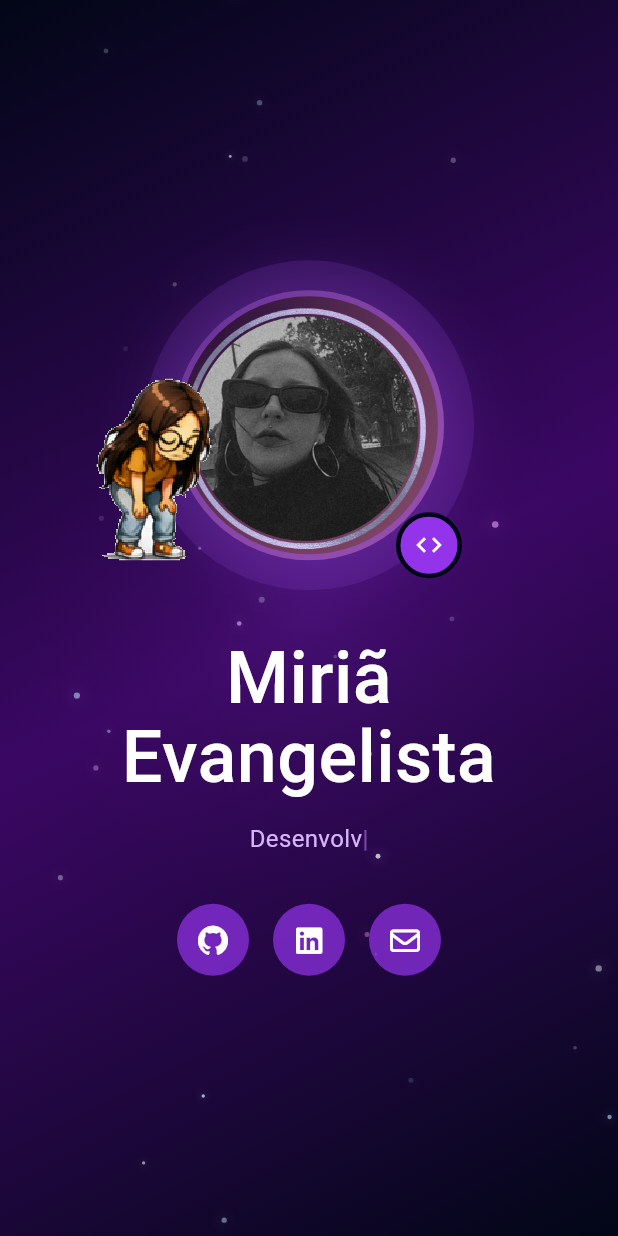
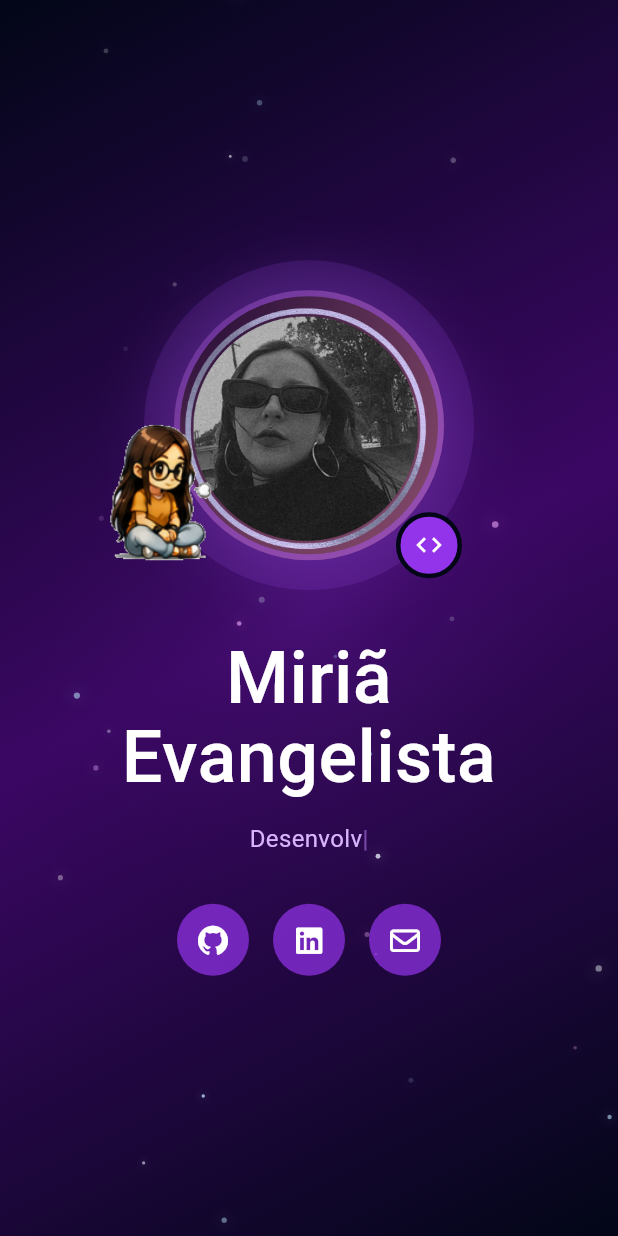
Before and after one commit to nebulosaorion/Portfolio, a Flutter app: the screen it shows after launch, after a tap on an icon or button, on a phone screen of 412 x 824 dp. Run offline on Flutter 3.47's test engine with Material 3 defaults, Android fonts, the phone set to English and light mode, and no system bars; our stand-ins replace flutter_svg, font_awesome_flutter, google_fonts; network calls fail.

Commit message:
Atualização

```diff
--- a/lib/widgets/sprite_personagem.dart
+++ b/lib/widgets/sprite_personagem.dart
@@ -4,13 +4,9 @@ import 'dart:ui' as ui;
 import 'package:flutter/material.dart';
 import 'package:flutter/services.dart';
 
-enum _Fase { aguardando, entrando, empurrando, apoiando }
+enum _Fase { aguardando, entrando, empurrando, agachando, apoiando }
 
-// Rects de origem na spritesheet reempacotada.
-// Mapeamento usado:
-// - linha 0: caminhada
-// - linha 2: empurrando
-// - linha 3: repouso/ofegante
+// linha 0: caminhada
 const List<Rect> _framesAndar = [
   Rect.fromLTWH(63, 70, 97, 154),
   Rect.fromLTWH(295, 68, 82, 156),
@@ -22,6 +18,7 @@ const List<Rect> _framesAndar = [
   Rect.fromLTWH(1638, 66, 83, 158),
 ];
 
+// linha 1: empurrando
 const List<Rect> _framesEmpurrar = [
   Rect.fromLTWH(44, 318, 136, 130),
   Rect.fromLTWH(270, 318, 132, 130),
@@ -33,7 +30,29 @@ const List<Rect> _framesEmpurrar = [
   Rect.fromLTWH(1617, 317, 126, 131),
 ];
 
-const Rect _frameIdle = Rect.fromLTWH(967, 544, 81, 128);
+// linha 2: agachando
+const List<Rect> _framesAgachar = [
+  Rect.fromLTWH(75, 557, 73, 115),
+  Rect.fromLTWH(294, 545, 84, 127),
+  Rect.fromLTWH(518, 552, 84, 120),
+  Rect.fromLTWH(743, 561, 81, 111),
+  Rect.fromLTWH(967, 544, 81, 128),
+  Rect.fromLTWH(1191, 545, 82, 127),
+  Rect.fromLTWH(1413, 556, 85, 116),
+  Rect.fromLTWH(1639, 560, 81, 112),
+];
+
+// linha 3: repouso (loop)
+const List<Rect> _framesApoio = [
+  Rect.fromLTWH(73, 786, 77, 110),
+  Rect.fromLTWH(295, 777, 82, 118),
+  Rect.fromLTWH(517, 781, 86, 115),
+  Rect.fromLTWH(744, 784, 79, 111),
+  Rect.fromLTWH(966, 775, 83, 121),
+  Rect.fromLTWH(1190, 776, 83, 120),
+  Rect.fromLTWH(1413, 782, 86, 114),
+  Rect.fromLTWH(1640, 784, 80, 112),
+];
 
 class SpritePersonagem extends StatefulWidget {
   final GlobalKey avatarKey;
@@ -56,11 +75,8 @@ class _EstadoSpritePersonagem extends State<SpritePersonagem>
   ui.Image? _imagem;
   _Fase _fase = _Fase.aguardando;
 
-  // Posição do sprite (borda esquerda)
   double _x = 0;
   double _y = 0;
-
-  // Âncora da borda direita (fixa após entrar)
   double _bordaDireita = 0;
   double _alturaDisplay = 0;
 
@@ -68,6 +84,11 @@ class _EstadoSpritePersonagem extends State<SpritePersonagem>
   late AnimationController _movimento;
   late Animation<double> _xAnim;
   Timer? _frameTimer;
+
+  static const _msAndar = 110;
+  static const _msEmpurrar = 130;
+  static const _msAgachar = 170;
+  static const _msApoio = 220;
 
   @override
   void initState() {
@@ -96,22 +117,17 @@ class _EstadoSpritePersonagem extends State<SpritePersonagem>
     final stackBox = stackCtx.findRenderObject() as RenderBox;
     final avatarBox = avatarCtx.findRenderObject() as RenderBox;
 
-    // Posição do avatar relativa ao Stack da SecaoPrincipal
     final avatarPos = stackBox.globalToLocal(avatarBox.localToGlobal(Offset.zero));
     final avatarSize = avatarBox.size;
 
-    // O avatar Stack é (tamanho+40)×(tamanho+40). O círculo da foto fica 20px dentro.
     final photoLeft = avatarPos.dx + 20;
     final photoBottom = avatarPos.dy + avatarSize.height - 20;
 
-    // Altura de display: 55% do Stack do avatar
     _alturaDisplay = avatarSize.height * 0.55;
 
-    // Largura do frame de andar para calcular a âncora
     final srcWalk0 = _framesAndar[0];
     final larguraAndar = srcWalk0.width * _alturaDisplay / srcWalk0.height;
 
-    // Borda direita fica 25px dentro da borda esquerda da foto (efeito de encostar)
     _bordaDireita = photoLeft + 25;
 
     final targetX = _bordaDireita - larguraAndar;
@@ -131,24 +147,48 @@ class _EstadoSpritePersonagem extends State<SpritePersonagem>
       _frameIdx = 0;
     });
 
-    // Ritmo mais lento para a caminhada parecer leve e deliberada.
-    _frameTimer = Timer.periodic(const Duration(milliseconds: 150), _tickFrame);
+    _agendarFrame();
     _movimento.forward().then((_) {
       if (mounted) _iniciarEmpurrar();
     });
   }
 
-  void _tickFrame(Timer _) {
+  int get _intervaloAtual => switch (_fase) {
+        _Fase.entrando => _msAndar,
+        _Fase.empurrando => _msEmpurrar,
+        _Fase.agachando => _msAgachar,
+        _Fase.apoiando => _msApoio,
+        _ => _msAndar,
+      };
+
+  void _agendarFrame() {
+    _frameTimer = Timer(Duration(milliseconds: _intervaloAtual), () {
       if (!mounted) return;
       setState(() {
         switch (_fase) {
           case _Fase.entrando:
             _frameIdx = (_frameIdx + 1) % _framesAndar.length;
           case _Fase.empurrando:
-          if (_frameIdx < _framesEmpurrar.length - 1) _frameIdx++;
+            if (_frameIdx < _framesEmpurrar.length - 1) {
+              _frameIdx++;
+            } else {
+              _fase = _Fase.agachando;
+              _frameIdx = 0;
+            }
+          case _Fase.agachando:
+            if (_frameIdx < _framesAgachar.length - 1) {
+              _frameIdx++;
+            } else {
+              _fase = _Fase.apoiando;
+              _frameIdx = 0;
+            }
+          case _Fase.apoiando:
+            _frameIdx = (_frameIdx + 1) % _framesApoio.length;
           default:
             break;
         }
+      });
+      _agendarFrame();
     });
   }
 
@@ -159,14 +199,6 @@ class _EstadoSpritePersonagem extends State<SpritePersonagem>
       _frameIdx = 0;
     });
     widget.onEmpurrar();
-    // Após a animação de empurrar, vai para apoiando
-    Timer(const Duration(milliseconds: 1100), () {
-      if (!mounted) return;
-      _frameTimer?.cancel();
-      setState(() {
-        _fase = _Fase.apoiando;
-      });
-    });
   }
 
   @override
@@ -177,18 +209,15 @@ class _EstadoSpritePersonagem extends State<SpritePersonagem>
   }
 
   Rect get _srcAtual => switch (_fase) {
-        _Fase.entrando =>
-          _framesAndar[_frameIdx.clamp(0, _framesAndar.length - 1)],
-        _Fase.empurrando =>
-          _framesEmpurrar[_frameIdx.clamp(0, _framesEmpurrar.length - 1)],
-        _ => _frameIdle,
+        _Fase.entrando => _framesAndar[_frameIdx.clamp(0, _framesAndar.length - 1)],
+        _Fase.empurrando => _framesEmpurrar[_frameIdx.clamp(0, _framesEmpurrar.length - 1)],
+        _Fase.agachando => _framesAgachar[_frameIdx.clamp(0, _framesAgachar.length - 1)],
+        _Fase.apoiando => _framesApoio[_frameIdx.clamp(0, _framesApoio.length - 1)],
+        _ => _framesApoio[0],
       };
 
   @override
   Widget build(BuildContext context) {
-    // Sempre ocupa o Stack inteiro (IgnorePointer não bloqueia interações).
-    // O CustomPainter desenha nas coordenadas absolutas do Stack,
-    // evitando problemas com Positioned dentro de StatefulWidget filho de Stack.
     return IgnorePointer(
       child: SizedBox.expand(
         child: _imagem == null || _fase == _Fase.aguardando
@@ -200,12 +229,18 @@ class _EstadoSpritePersonagem extends State<SpritePersonagem>
 
   _SpritePainter _buildPainter() {
     final src = _srcAtual;
-    final dw = src.width * _alturaDisplay / src.height;
+    // Escala a altura proporcionalmente ao frame de referência (caminhada),
+    // mantendo o pé do personagem ancorado ao chão em todas as fases.
+    final refH = _framesAndar[0].height;
+    final alturaAtual = _alturaDisplay * (src.height / refH);
+    final dw = src.width * alturaAtual / src.height;
+    final bottom = _y + _alturaDisplay;
+    final top = bottom - alturaAtual;
     final left = _fase == _Fase.entrando ? _x : _bordaDireita - dw;
     return _SpritePainter(
       imagem: _imagem!,
       src: src,
-      dst: Rect.fromLTWH(left, _y, dw, _alturaDisplay),
+      dst: Rect.fromLTWH(left, top, dw, alturaAtual),
     );
   }
 }
@@ -227,7 +262,7 @@ class _SpritePainter extends CustomPainter {
       imagem,
       src,
       dst,
-      Paint()..filterQuality = FilterQuality.none,
+      Paint()..filterQuality = FilterQuality.medium,
     );
   }
 
```
Also changed, not shown: 2 other files. Lines whose indentation alone changed are shown as unchanged.
